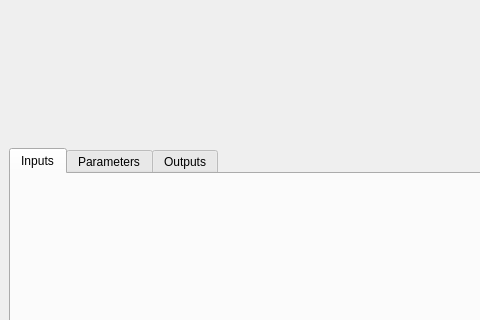
The window that src/digiforest_registration/gui/main_window.ui (ori-drs/aerial_terrestrial_registration) describes before a commit, drawn with Qt 5; both pictures show x 0 to 480 and y 113 to 433 of the 1200 by 800 pixel window.
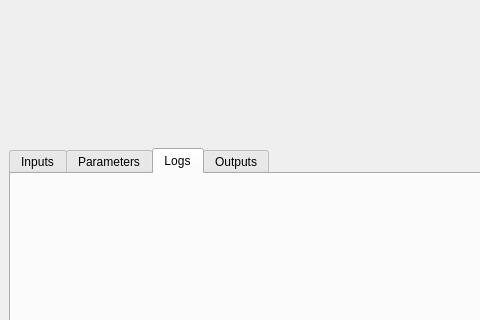
The same window after the commit. The open tabs and pages were chosen to show the change.

```diff
--- a/src/digiforest_registration/gui/main_window.ui
+++ b/src/digiforest_registration/gui/main_window.ui
@@ -49,6 +49,12 @@
          </attribute>
          <layout class="QVBoxLayout" name="verticalLayout_parameters"/>
         </widget>
+        <widget class="QWidget" name="tabLogs">
+         <attribute name="title">
+          <string>Logs</string>
+         </attribute>
+         <layout class="QVBoxLayout" name="verticalLayout_logs"/>
+        </widget>
         <widget class="QWidget" name="tabOutputs">
          <attribute name="title">
           <string>Outputs</string>
```
Left out of the diff: 2 changed lines with no effect on the pictures.
